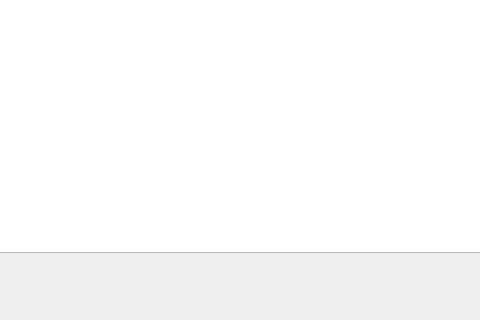
Above: UIS/Grafo-Amplitud.ui from fcall34/dataestructurefordummies before the change; both pictures show x 85 to 565 and y 239 to 559 of the 815 by 559 pixel window. Below: the same form after it.
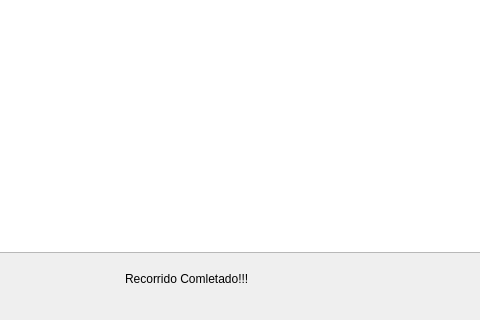
That is the form after the change. The open tabs and pages were chosen to show the change. Icons and pictures are not drawn.

Patch:
```diff
--- a/UIS/Grafo-Amplitud.ui
+++ b/UIS/Grafo-Amplitud.ui
@@ -311,12 +311,12 @@
      <rect>
       <x>210</x>
       <y>510</y>
-      <width>49</width>
+      <width>231</width>
       <height>16</height>
      </rect>
     </property>
     <property name="text">
-     <string/>
+     <string>Recorrido Comletado!!!</string>
     </property>
    </widget>
   </widget>
```
Left out of the diff: 2 changed lines with no effect on the pictures.
